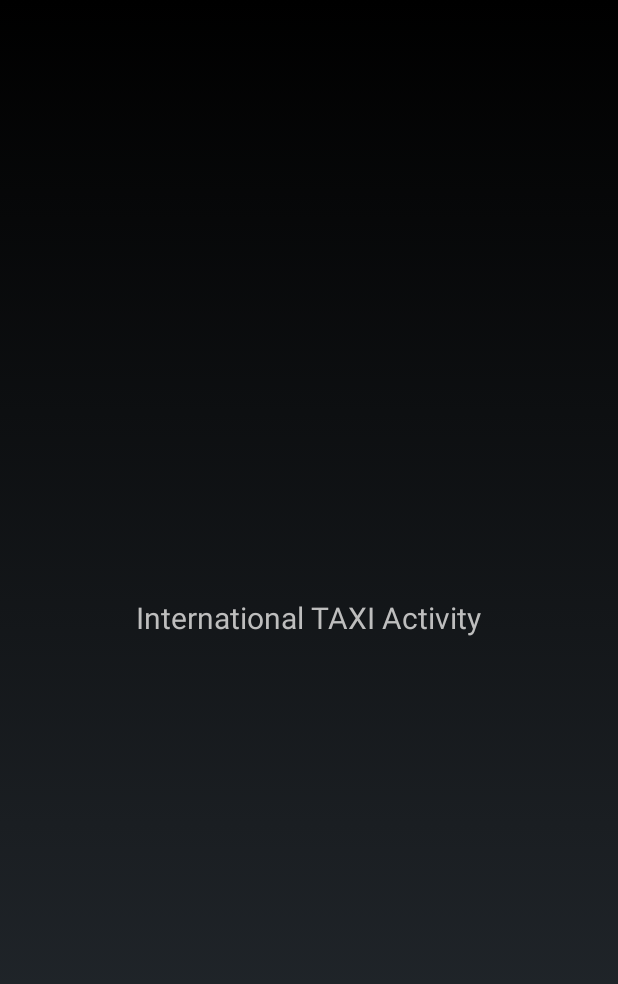
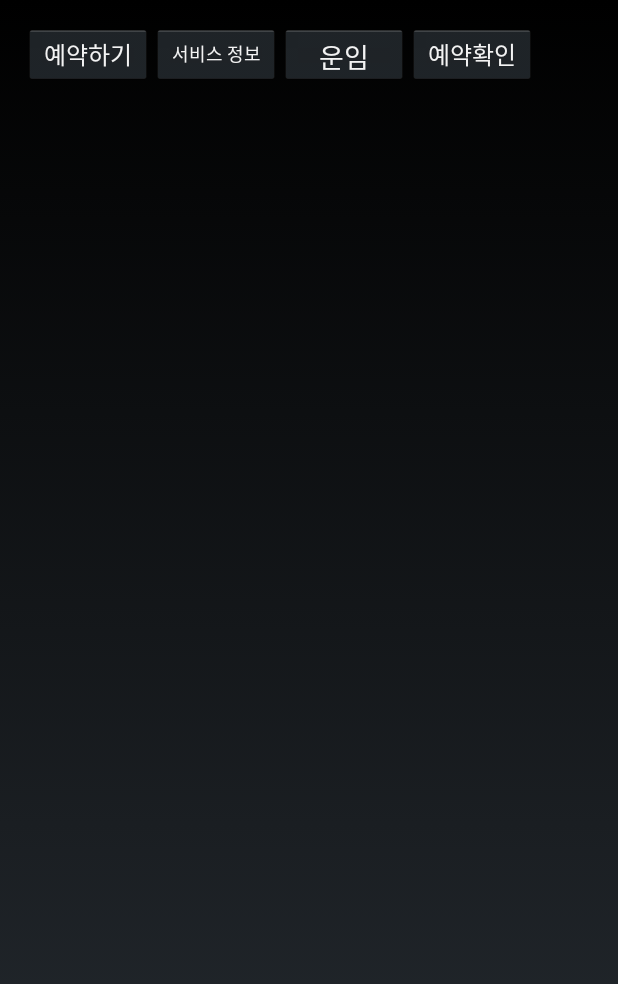
Before and after one commit to Minkyeong-Sung/HAXI, an Android app: the InternationalTaxiActivity screen opened directly, with no data from a screen before it, on a phone screen of 412 x 824 dp. Shown: the top 984 px of the screen. Run offline under Robolectric (Android 15) with nearby library versions, the phone set to English and light mode, and no system bars.

Commit message:
[민현] 인터네셔널 택시 메인화면 변경

```diff
--- a/app/src/main/AndroidManifest.xml
+++ b/app/src/main/AndroidManifest.xml
@@ -63,7 +63,7 @@
             android:name=".UcNotifyActivity"
             android:theme="@android:style/Theme.Holo.NoActionBar" />
         <activity
-            android:name=".InternationalTaxiActivity"
+            android:name=".InternationalTaxi.InternationalTaxiActivity"
             android:theme="@android:style/Theme.Holo.NoActionBar" />
     </application>
 
--- a/app/src/main/java/com/ensharp/haxi/InternationalTaxiActivity.java
+++ b/app/src/main/java/com/ensharp/haxi/InternationalTaxi/InternationalTaxiActivity.java
@@ -1,7 +1,9 @@
-package com.ensharp.haxi;
+package com.ensharp.haxi.InternationalTaxi;
 
 import android.app.Activity;
 import android.os.Bundle;
+
+import com.ensharp.haxi.R;
 
 public class InternationalTaxiActivity extends Activity {
 
--- a/app/src/main/java/com/ensharp/haxi/MainActivity.java
+++ b/app/src/main/java/com/ensharp/haxi/MainActivity.java
@@ -5,6 +5,8 @@ import android.os.Bundle;
 import android.support.v7.app.AppCompatActivity;
 import android.view.View;
 import android.widget.Button;
+
+import com.ensharp.haxi.InternationalTaxi.InternationalTaxiActivity;
 
 public class MainActivity extends AppCompatActivity {
 
--- a/app/src/main/res/layout/activity_international_taxi.xml
+++ b/app/src/main/res/layout/activity_international_taxi.xml
@@ -6,15 +6,51 @@
     android:paddingBottom="@dimen/activity_vertical_margin"
     android:paddingLeft="@dimen/activity_horizontal_margin"
     android:paddingRight="@dimen/activity_horizontal_margin"
-    android:paddingTop="@dimen/activity_vertical_margin"
-    tools:context="com.ensharp.haxi.InternationalTaxiActivity">
+    android:paddingTop="@dimen/activity_vertical_margin">
 
-    <TextView
-        android:layout_width="wrap_content"
-        android:layout_height="wrap_content"
-        android:text="International TAXI Activity"
-        android:id="@+id/textView"
-        android:layout_centerVertical="true"
-        android:layout_centerHorizontal="true"
-        android:textSize="20dp" />
+    <Button
+        android:layout_width="85dp"
+        android:layout_height="40dp"
+        android:text="예약하기"
+        android:id="@+id/reservation_btn"
+        android:textSize="16dp"
+        android:layout_alignParentTop="true"
+        android:layout_alignParentStart="true" />
+
+    <Button
+        android:layout_width="85dp"
+        android:layout_height="40dp"
+        android:text="서비스 정보"
+        android:textSize="12dp"
+        android:id="@+id/serviceInfo_btn"
+        android:layout_alignParentTop="true"
+        android:layout_toEndOf="@+id/reservation_btn" />
+
+    <Button
+        android:layout_width="85dp"
+        android:layout_height="40dp"
+        android:text="운임"
+        android:id="@+id/fare_btn"
+        android:layout_alignParentTop="true"
+        android:layout_toEndOf="@+id/serviceInfo_btn" />
+
+    <Button
+        android:layout_width="85dp"
+        android:layout_height="40dp"
+        android:text="예약확인"
+        android:textSize="16dp"
+        android:id="@+id/reservationCheck_btn"
+        android:layout_alignParentTop="true"
+        android:layout_toEndOf="@+id/fare_btn" />
+
+
+    <RelativeLayout
+        android:id="@+id/webView_fragment"
+        android:layout_width="100dp"
+        android:layout_height="100dp"
+        android:layout_below="@+id/reservation_btn"
+        android:layout_alignParentEnd="true"
+        android:layout_alignParentBottom="true"
+        android:layout_alignParentStart="true" />
+
 </RelativeLayout>
```
